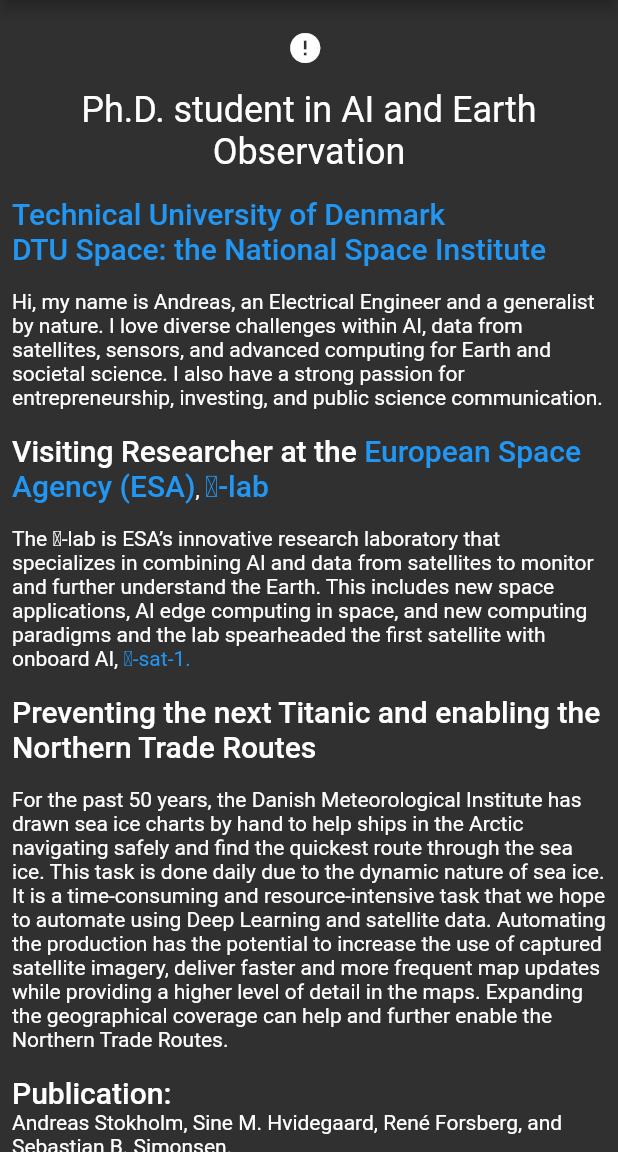
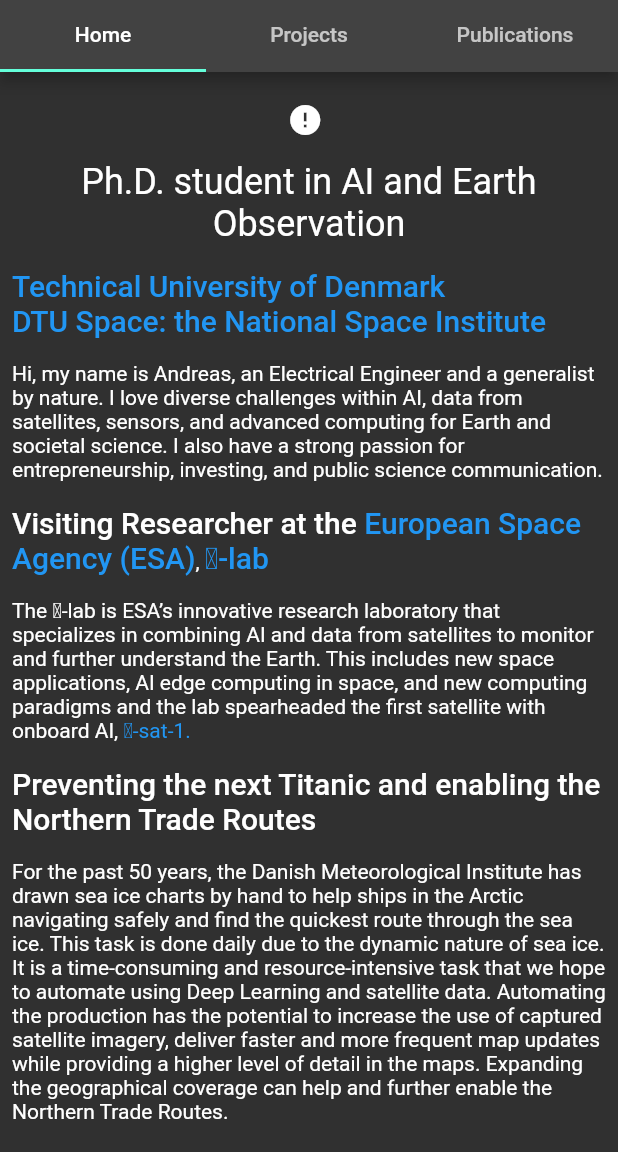
Before and after one commit to MalteMagnussen/astokholm, a Flutter app: the screen it shows after launch, on a phone screen of 412 x 824 dp, the part 84-1236 px from its top. Run offline on Flutter 3.47's test engine with Material 2 defaults, Android fonts, the phone set to English and light mode, and no system bars; drawn by our look-alikes of cached_network_image; our stand-ins replace native_pdf_renderer, native_pdf_view, url_launcher_web; missing offline and left inert: device_info_plus_web, universal_html; network calls fail.

Commit message:
Closes #3

```diff
--- a/lib/homepage/home_page_view.dart
+++ b/lib/homepage/home_page_view.dart
@@ -6,12 +6,10 @@ import 'package:flutter/material.dart';
 import 'package:url_launcher/url_launcher.dart';
 
 import 'cv.dart';
-import '../main.dart';
 
-class MyHomePage extends StatefulWidget {
-  const MyHomePage({Key? key, required this.title}) : super(key: key);
+class HomePageView extends StatefulWidget {
+  const HomePageView({Key? key}) : super(key: key);
 
-  final String title;
   final String helloText =
       'Hi, my name is Andreas, an Electrical Engineer and a generalist by nature. '
       'I love diverse challenges within AI, data from satellites, sensors, and advanced computing for Earth and societal science. '
@@ -29,39 +27,15 @@ class MyHomePage extends StatefulWidget {
       'Expanding the geographical coverage can help and further enable the Northern Trade Routes.';
 
   @override
-  State<MyHomePage> createState() => _MyHomePageState();
+  State<HomePageView> createState() => _HomePageViewState();
 }
 
-class _MyHomePageState extends State<MyHomePage> {
+class _HomePageViewState extends State<HomePageView> {
   final double width = 1000;
 
   @override
   Widget build(BuildContext context) {
     return Scaffold(
-      appBar: AppBar(
-        title: const Text('Andreas Stokholm'),
-        centerTitle: true,
-        actions: [
-          IconButton(
-            icon: Icon(
-              MyApp.themeNotifier.value == ThemeMode.light
-                  ? Icons.dark_mode
-                  : Icons.light_mode,
-              color: MyApp.themeNotifier.value == ThemeMode.light
-                  ? Colors.black
-                  : Colors.white,
-            ),
-            onPressed: () {
-              setState(() {
-                MyApp.themeNotifier.value =
-                    MyApp.themeNotifier.value == ThemeMode.light
-                        ? ThemeMode.dark
-                        : ThemeMode.light;
-              });
-            },
-          )
-        ],
-      ),
       body: SafeArea(
         child: LayoutBuilder(
           builder: (BuildContext context, BoxConstraints constraints) {
@@ -89,11 +63,6 @@ class _MyHomePageState extends State<MyHomePage> {
                         ),
                       ),
                       buildMainText(context),
-                      Text(
-                        '\nProjects\n',
-                        style: Theme.of(context).textTheme.headline4,
-                      ),
-                      const HomePageHeroes(),
                       CV(
                         width: width,
                       ),
@@ -179,31 +148,6 @@ class _MyHomePageState extends State<MyHomePage> {
               style: Theme.of(context).textTheme.bodyText2,
             ),
             const TextSpan(text: '\n\n'),
-            TextSpan(
-              text: 'Publication:',
-              style: Theme.of(context).textTheme.headline6,
-            ),
-            const TextSpan(text: '\n'),
-            TextSpan(
-              text:
-                  'Andreas Stokholm, Sine M. Hvidegaard, René Forsberg, and Sebastian B. Simonsen.',
-              style: Theme.of(context).textTheme.bodyText2,
-            ),
-            const TextSpan(text: '\n'),
-            TextSpan(
-              // Cursive
-              text:
-                  'Validation of airborne and satellite altimetry data by arctic trucks citizen science.',
-              style: Theme.of(context).textTheme.bodyText2?.apply(
-                    fontStyle: FontStyle.italic,
-                  ),
-            ),
-            const TextSpan(text: '\n'),
-            TextSpan(
-              text:
-                  'Geological Survey of Denmark and Greenland (geus) Bulletin, 47(1):5369, 2021.',
-              style: Theme.of(context).textTheme.bodyText2,
-            ),
           ],
         ),
       ),
--- a/lib/main.dart
+++ b/lib/main.dart
@@ -1,4 +1,6 @@
+import 'package:astokholm/projects/home_page_heroes.dart';
 import 'package:astokholm/projects/project_view.dart';
+import 'package:astokholm/publications/publications_view.dart';
 import 'package:flutter/material.dart';
 
 import 'homepage/home_page_view.dart';
@@ -8,8 +10,14 @@ void main() {
   runApp(const MyApp());
 }
 
-class MyApp extends StatelessWidget {
+class MyApp extends StatefulWidget {
   const MyApp({Key? key}) : super(key: key);
+
+  @override
+  State<MyApp> createState() => _MyAppState();
+}
+
+class _MyAppState extends State<MyApp> {
   static final ValueNotifier<ThemeMode> themeNotifier =
       ValueNotifier(ThemeMode.dark);
 
@@ -25,9 +33,50 @@ class MyApp extends StatelessWidget {
           debugShowCheckedModeBanner: false,
           themeMode: currentMode,
           initialRoute: '/',
+          home: DefaultTabController(
+            length: 3,
+            child: Scaffold(
+              appBar: AppBar(
+                title: const Text('Andreas Stokholm'),
+                centerTitle: true,
+                bottom: const TabBar(
+                  tabs: [
+                    Tab(text: 'Home'),
+                    Tab(text: 'Projects'),
+                    Tab(text: 'Publications'),
+                  ],
+                ),
+                actions: [
+                  IconButton(
+                    icon: Icon(
+                      themeNotifier.value == ThemeMode.light
+                          ? Icons.dark_mode
+                          : Icons.light_mode,
+                      color: themeNotifier.value == ThemeMode.light
+                          ? Colors.black
+                          : Colors.white,
+                    ),
+                    onPressed: () {
+                      setState(() {
+                        themeNotifier.value =
+                            themeNotifier.value == ThemeMode.light
+                                ? ThemeMode.dark
+                                : ThemeMode.light;
+                      });
+                    },
+                  )
+                ],
+              ),
+              body: const TabBarView(
+                children: [
+                  HomePageView(),
+                  ProjectsView(),
+                  PublicationsView(),
+                ],
+              ),
+            ),
+          ),
           routes: {
-            '/': (context) =>
-                const MyHomePage(title: 'Andreas Stokholm - CV and Portfolio'),
             sar.tag: (context) => ProjectHero(hero: sar),
             gan.tag: (context) => ProjectHero(hero: gan),
             ai4.tag: (context) => ProjectHero(hero: ai4),
```
Also changed, not shown: lib/projects/home_page_heroes.dart (+9 -5 lines), lib/publications/publications_view.dart (added, +42 -0 lines).
